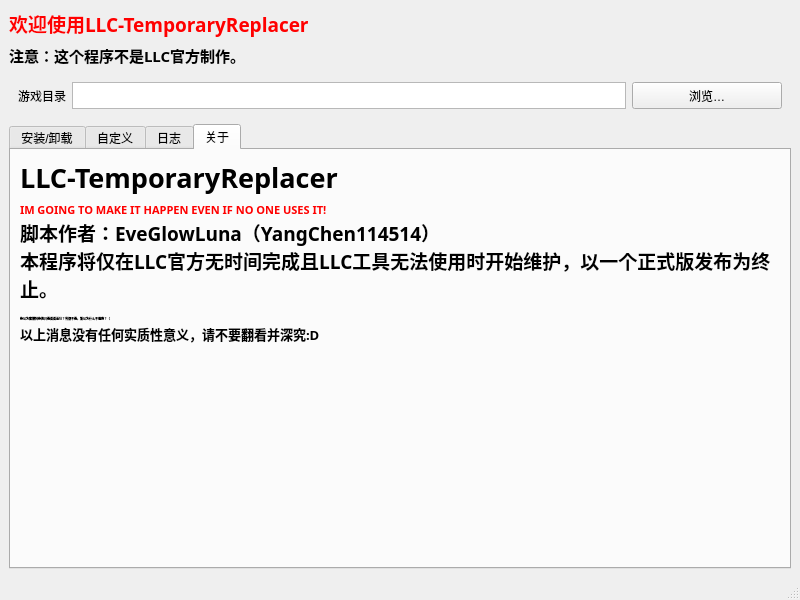
EveGlowLuna/LLC-TemporaryReplacer, file llc-tr-ui.ui: the form before one commit.
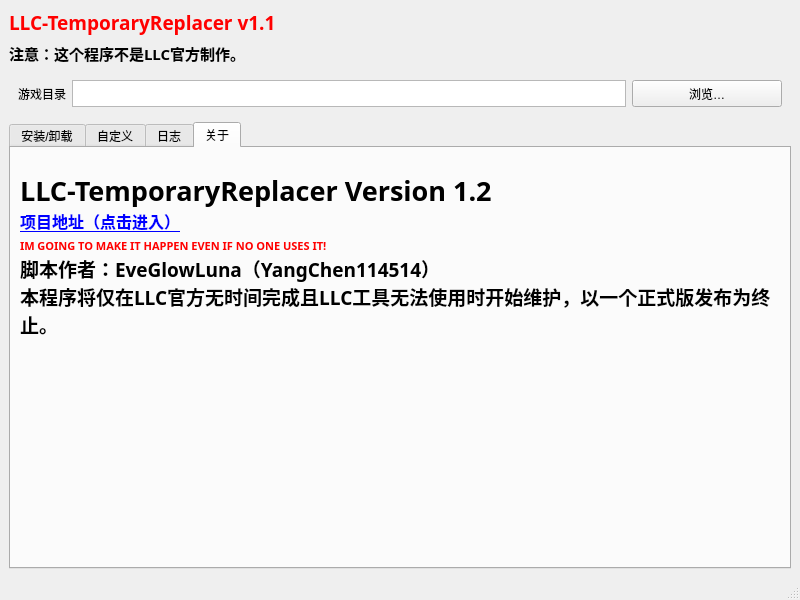
The form after the commit. The open tabs and pages were chosen to show the change.

What changed in the file:
```diff
--- a/llc-tr-ui.ui
+++ b/llc-tr-ui.ui
@@ -40,7 +40,7 @@
        </font>
       </property>
       <property name="text">
-       <string>&lt;html&gt;&lt;head/&gt;&lt;body&gt;&lt;p&gt;&lt;span style=&quot; color:#ff0000;&quot;&gt;欢迎使用LLC-TemporaryReplacer&lt;/span&gt;&lt;/p&gt;&lt;/body&gt;&lt;/html&gt;</string>
+       <string>&lt;html&gt;&lt;head/&gt;&lt;body&gt;&lt;p&gt;&lt;span style=&quot; color:#ff0000;&quot;&gt;LLC-TemporaryReplacer v1.1&lt;/span&gt;&lt;/p&gt;&lt;/body&gt;&lt;/html&gt;</string>
       </property>
      </widget>
     </item>
@@ -410,17 +410,16 @@
            </font>
           </property>
           <property name="text">
-           <string>&lt;span style=&quot;font-size:20pt;&quot;&gt;LLC-TemporaryReplacer&lt;/span&gt;
+           <string>&lt;span style=&quot;font-size:20pt;&quot;&gt;LLC-TemporaryReplacer Version 1.2&lt;/span&gt;
 &lt;br/&gt;
+&lt;a href=&quot;https://github.com/EveGlowLuna/LLC-TemporaryReplacer&quot;&gt;项目地址（点击进入）&lt;/a&gt;
+&lt;br/&gt;
+
 &lt;span style=&quot;font-size:8pt;color:red;&quot;&gt;IM GOING TO MAKE IT HAPPEN EVEN IF NO ONE USES IT!&lt;/span&gt;
 &lt;br/&gt;
 &lt;span style=&quot;font-size:14pt;&quot;&gt;脚本作者：EveGlowLuna（YangChen114514）&lt;/span&gt;
 &lt;br/&gt;
-&lt;span style=&quot;font-size:14pt;&quot;&gt;本程序将仅在LLC官方无时间完成且LLC工具无法使用时开始维护，以一个正式版发布为终止。&lt;/span&gt;
-&lt;br/&gt;
-&lt;span style=&quot;font-size:2pt;&quot;&gt;你以为直播问你的只是说说而已？当然不是。所以为什么不理我？（&lt;/span&gt;
-&lt;br/&gt;
-&lt;span style=&quot;font-size:10pt;&quot;&gt;以上消息没有任何实质性意义，请不要翻看并深究:D&lt;/span&gt;</string>
+&lt;span style=&quot;font-size:14pt;&quot;&gt;本程序将仅在LLC官方无时间完成且LLC工具无法使用时开始维护，以一个正式版发布为终止。&lt;/span&gt;</string>
           </property>
           <property name="wordWrap">
            <bool>true</bool>
```
Left out of the diff: 2 changed lines with no effect on the pictures.
